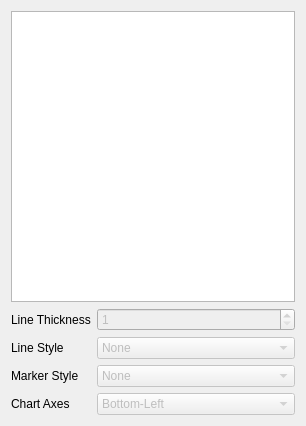
Old version of the form Qt/ApplicationComponents/Resources/UI/pqSeriesEditorPropertyWidget.ui in the repository Kitware/ParaView.
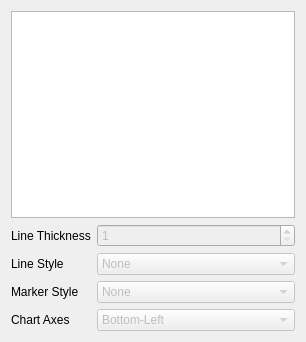
New version of the form. Custom widgets are drawn as their Qt base class.

Commit message:
Switching series widget to be a pqTreeView.
pqTreeView is more compact than QTableView. Also fixed pqTreeView to avoid
showing a vertical scroll bar for a configurable number of rows.

Patch:
```diff
--- a/Qt/ApplicationComponents/Resources/UI/pqSeriesEditorPropertyWidget.ui
+++ b/Qt/ApplicationComponents/Resources/UI/pqSeriesEditorPropertyWidget.ui
@@ -7,32 +7,13 @@
     <x>0</x>
     <y>0</y>
     <width>306</width>
-    <height>426</height>
+    <height>342</height>
    </rect>
   </property>
   <property name="windowTitle">
    <string>Form</string>
   </property>
   <layout class="QGridLayout" name="wdgLayout" columnstretch="0,1">
-   <item row="0" column="0" colspan="2">
-    <widget class="QTableView" name="SeriesTable">
-     <property name="sizePolicy">
-      <sizepolicy hsizetype="Preferred" vsizetype="Expanding">
-       <horstretch>0</horstretch>
-       <verstretch>0</verstretch>
-      </sizepolicy>
-     </property>
-     <property name="whatsThis">
-      <string>This displays the list of line series. You can use the list to edit the series options.</string>
-     </property>
-     <property name="alternatingRowColors">
-      <bool>true</bool>
-     </property>
-     <property name="selectionBehavior">
-      <enum>QAbstractItemView::SelectRows</enum>
-     </property>
-    </widget>
-   </item>
    <item row="1" column="0">
     <widget class="QLabel" name="ThicknessLabel">
      <property name="text">
@@ -211,8 +192,43 @@
      </item>
     </widget>
    </item>
+   <item row="0" column="0" colspan="2">
+    <widget class="pqTreeView" name="SeriesTable">
+     <property name="sizePolicy">
+      <sizepolicy hsizetype="Preferred" vsizetype="Expanding">
+       <horstretch>0</horstretch>
+       <verstretch>0</verstretch>
+      </sizepolicy>
+     </property>
+     <property name="whatsThis">
+      <string>This displays the list of line series. You can use the list to edit the series options.</string>
+     </property>
+     <property name="alternatingRowColors">
+      <bool>true</bool>
+     </property>
+     <property name="selectionBehavior">
+      <enum>QAbstractItemView::SelectRows</enum>
+     </property>
+     <property name="rootIsDecorated">
+      <bool>false</bool>
+     </property>
+     <property name="uniformRowHeights">
+      <bool>true</bool>
+     </property>
+     <property name="maximumRowCountBeforeScrolling" stdset="0">
+      <number>30</number>
+     </property>
+    </widget>
+   </item>
   </layout>
  </widget>
+ <customwidgets>
+  <customwidget>
+   <class>pqTreeView</class>
+   <extends>QTreeView</extends>
+   <header>pqTreeView.h</header>
+  </customwidget>
+ </customwidgets>
  <resources/>
  <connections/>
 </ui>
```
The commit also changes 3 other files.
